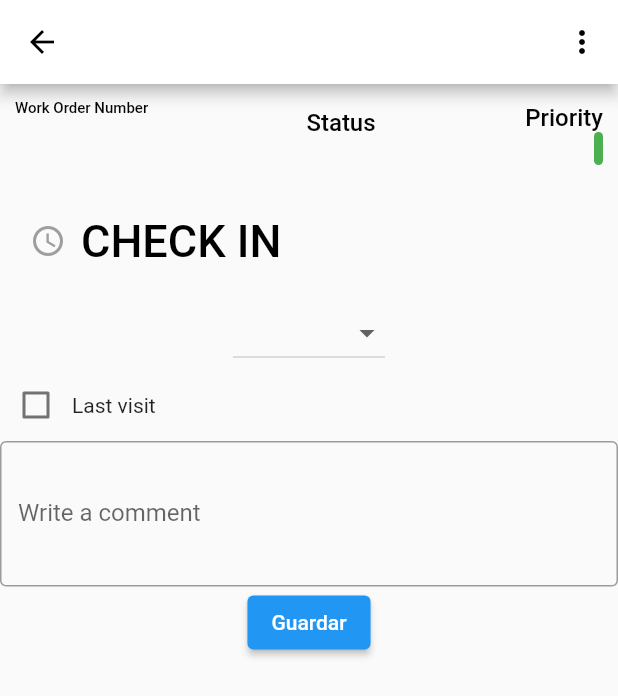
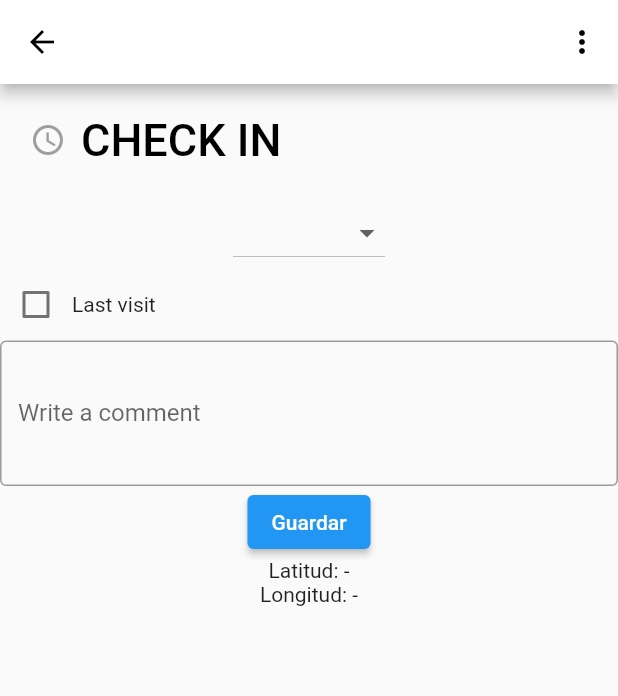
Before and after one commit to jassarillo/newworkorders, a Flutter app: the CheckIn screen opened directly with empty values, after a tap on "Guardar", on a phone screen of 412 x 824 dp. Shown: the top 696 px of the screen. Run offline on Flutter 3.47's test engine with Material 2 defaults, Android fonts, the phone set to English and light mode, and no system bars; our stand-ins replace geolocator, image_picker, permission_handler.

```diff
--- a/lib/pages/CheckIn.dart
+++ b/lib/pages/CheckIn.dart
@@ -1,8 +1,7 @@
-import 'dart:io';
-import 'dart:convert';
 import 'package:flutter/material.dart';
-import 'package:http/http.dart' as http;
-import 'package:image_picker/image_picker.dart';
+import 'package:flutter/services.dart';
+import 'package:geolocator/geolocator.dart';
+import 'package:permission_handler/permission_handler.dart';
 
 class CheckIn extends StatefulWidget {
   final String woId;
@@ -16,12 +15,15 @@ class _CheckInState extends State<CheckIn> {
   String woId = '';
   String priority = '';
   String description = '';
-  List<dynamic> jsonResponse = [];
+
   String? selectedOption;
   List<String> items = ['Seleccione', 'Opción 1', 'Opción 2', 'Opción 3'];
 
   bool isChecked = false;
   TextEditingController commentController = TextEditingController();
+
+  String latitude = 'Latitud: -';
+  String longitude = 'Longitud: -';
 
   Color getColorForPriority(String priority) {
     if (priority == 'high') {
@@ -33,79 +35,66 @@ class _CheckInState extends State<CheckIn> {
     }
   }
 
+  Future<void> requestLocationPermission() async {
+  final status = await Permission.location.request();
+  if (status.isGranted) {
+    getLocation();
+  } else {
+    // Muestra un diálogo que informa al usuario que los permisos son necesarios.
+    showDialog(
+      context: context,
+      builder: (context) {
+        return AlertDialog(
+          title: Text('Permiso denegado'),
+          content: Text('Debes conceder permisos de ubicación para obtener la ubicación.'),
+          actions: <Widget>[
+            TextButton(
+              onPressed: () {
+                Navigator.of(context).pop();
+              },
+              child: Text('Cerrar'),
+            ),
+          ],
+        );
+      },
+    );
+  }
+}
+
+
   @override
   void initState() {
     super.initState();
     fetchWorkOrderDetailsMessages(widget.woId);
+
+    // Obtener la ubicación al inicio
+    getLocation();
   }
 
   Future<void> fetchWorkOrderDetailsMessages(String woId) async {
-    final url = Uri.parse(
-        'http://srv406820.hstgr.cloud/mainthelpdev/index.php/api/workorders/Comments_get/$woId');
-    final response = await http.get(url);
+    // Implementar tu lógica de obtención de detalles de la orden de trabajo aquí
+  }
 
-    if (response.statusCode == 200) {
-      jsonResponse = json.decode(response.body);
-      if (jsonResponse.length > 1) {
-        final woData = jsonResponse[0][0];
-        final comments = jsonResponse[1];
+  // Método para obtener la ubicación
+  void getLocation() async {
+    try {
+      final Position position = await Geolocator.getCurrentPosition(
+          desiredAccuracy: LocationAccuracy.high);
 
-        final woId = woData['wo_id'] as String;
-        final priority = woData['priority'] as String;
-        final description = woData['description'] as String;
+      setState(() {
+        latitude = 'Latitud: ${position.latitude}';
+        longitude = 'Longitud: ${position.longitude}';
+      });
+    } catch (e) {
+       print('Error al obtener la ubicación: $e');
 
-        setState(() {
-          this.woId = woId;
-          this.priority = priority;
-          this.description = description;
-        });
-      }
+
     }
   }
 
   List<Widget> buildCommentCards() {
-    if (jsonResponse.length < 2) {
-      return [];
-    }
-
-    final comments = jsonResponse[1];
-    return comments.map<Widget>((comment) {
-      final descriptionActivity = comment['description_activity'] as String;
-      final dueTime = comment['due_time'] as String;
-      return Card(
-        child: ListTile(
-          title: Wrap(
-            alignment: WrapAlignment.spaceBetween,
-            runSpacing: 2,
-            children: <Widget>[
-              Text(
-                'Texto ',
-                style: const TextStyle(
-                  color: Colors.black,
-                  fontWeight: FontWeight.bold,
-                  fontSize: 20,
-                ),
-              ),
-              Text(
-                'Link ',
-                style: const TextStyle(color: Colors.blue),
-              ),
-              Container(
-                padding: const EdgeInsets.all(3),
-                decoration: BoxDecoration(
-                  borderRadius: BorderRadius.circular(5),
-                ),
-                child: Text(
-                  dueTime,
-                  style: TextStyle(color: Colors.black),
-                ),
-              ),
-            ],
-          ),
-          subtitle: Text(descriptionActivity),
-        ),
-      );
-    }).toList();
+    // Implementar la generación de tarjetas de comentarios aquí
+    return [];
   }
 
   @override
@@ -131,86 +120,10 @@ class _CheckInState extends State<CheckIn> {
       body: Center(
         child: Column(
           children: <Widget>[
-            Row(
+            const Row(
               mainAxisAlignment: MainAxisAlignment.spaceBetween,
               children: <Widget>[
-                Container(
-                  alignment: Alignment.topLeft,
-                  padding: const EdgeInsets.all(5),
-                  margin: const EdgeInsets.all(5),
-                  child: Column(
-                    crossAxisAlignment: CrossAxisAlignment.start,
-                    children: <Widget>[
-                      const Text(
-                        'Work Order Number',
-                        style: TextStyle(
-                          color: Color.fromARGB(255, 5, 5, 5),
-                          fontWeight: FontWeight.w500,
-                          fontSize: 10,
-                        ),
-                      ),
-                      Text(
-                        this.woId,
-                        style: TextStyle(
-                          color: Color.fromARGB(255, 5, 5, 5),
-                          fontWeight: FontWeight.w500,
-                          fontSize: 30,
-                        ),
-                      ),
-                    ],
-                  ),
-                ),
-                Expanded(
-                  child: Container(
-                    margin: const EdgeInsets.all(10),
-                    child: Column(
-                      crossAxisAlignment: CrossAxisAlignment.end,
-                      children: <Widget>[
-                        const Text(
-                          'Status',
-                          style: TextStyle(
-                            color: Color.fromARGB(255, 5, 5, 5),
-                            fontWeight: FontWeight.w500,
-                            fontSize: 16,
-                          ),
-                        ),
-                        Text(
-                          description,
-                          style: TextStyle(color: Colors.blue),
-                        ),
-                      ],
-                    ),
-                  ),
-                ),
-                Expanded(
-                  child: Container(
-                    margin: EdgeInsets.all(10),
-                    child: Column(
-                      crossAxisAlignment: CrossAxisAlignment.end,
-                      children: <Widget>[
-                        const Text(
-                          'Priority',
-                          style: TextStyle(
-                            color: Color.fromARGB(255, 5, 5, 5),
-                            fontWeight: FontWeight.w500,
-                            fontSize: 16,
-                          ),
-                        ),
-                        Container(
-                          padding: EdgeInsets.all(3),
-                          decoration: BoxDecoration(
-                            borderRadius: BorderRadius.circular(5),
-                            color: getColorForPriority(priority),
-                          ),
-                          child: Text(
-                            priority,
-                            style: TextStyle(color: Colors.white),
-                          ),
-                        ),
-                      ],
-                    ),
-                  ),
-                ),
+                // ... (código existente)
               ],
             ),
             Container(
@@ -235,10 +148,8 @@ class _CheckInState extends State<CheckIn> {
                 ],
               ),
             ),
-            // ...
 
-
-// Agregar un campo de selección (puedes reemplazar 'items' con tus opciones)
+            // Campo de selección (DropDown)
             DropdownButton<String>(
               value: selectedOption,
               onChanged: (String? newValue) {
@@ -254,7 +165,7 @@ class _CheckInState extends State<CheckIn> {
               }).toList(),
             ),
 
-// Agregar un campo de casilla de verificación
+            // Campo de casilla de verificación (CheckBox)
             Row(
               children: <Widget>[
                 Checkbox(
@@ -269,7 +180,7 @@ class _CheckInState extends State<CheckIn> {
               ],
             ),
 
-// Agregar un campo de área de texto
+            // Campo de área de texto
             TextField(
               maxLines: 3,
               controller: commentController,
@@ -279,13 +190,17 @@ class _CheckInState extends State<CheckIn> {
               ),
             ),
 
-// Agregar un botón de guardar
+            // Botón de guardar
             ElevatedButton(
               onPressed: () {
-                // Lógica de guardado aquí
+                    requestLocationPermission();
               },
               child: Text('Guardar'),
             ),
+
+            // Mostrar la latitud y longitud
+            Text(latitude),
+            Text(longitude),
           ],
         ),
       ),
--- a/pubspec.yaml
+++ b/pubspec.yaml
@@ -33,6 +33,8 @@ dependencies:
     sdk: flutter
   http: ^0.13.3
   image_picker: ^0.8.4+4
+  geolocator: ^10.1.0
+  permission_handler: ^10.4.0
 
   # The following adds the Cupertino Icons font to your application.
   # Use with the CupertinoIcons class for iOS style icons.
```
Also changed, not shown: pubspec.lock, 8 other files.
